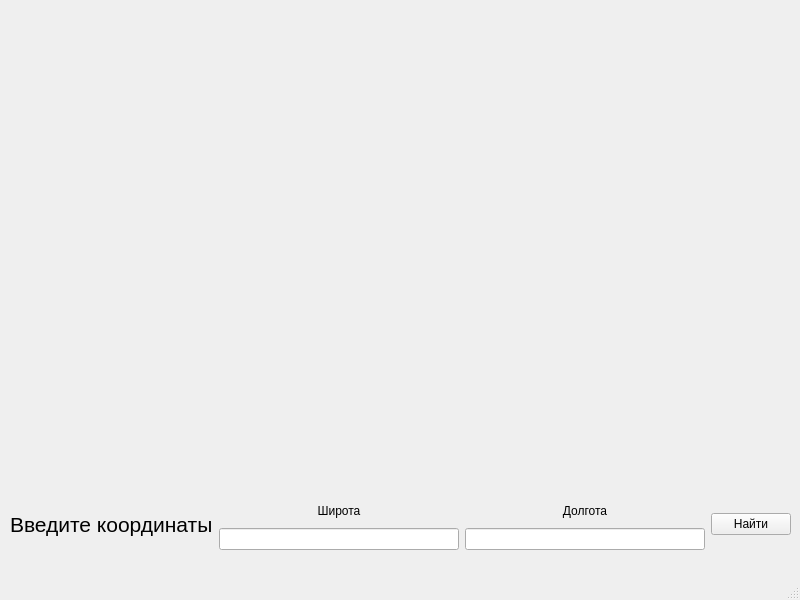
This is mapsUI.ui in zaburskiyA/maps-api-yandex as Qt 5 draws it before an edit. The edited form follows.
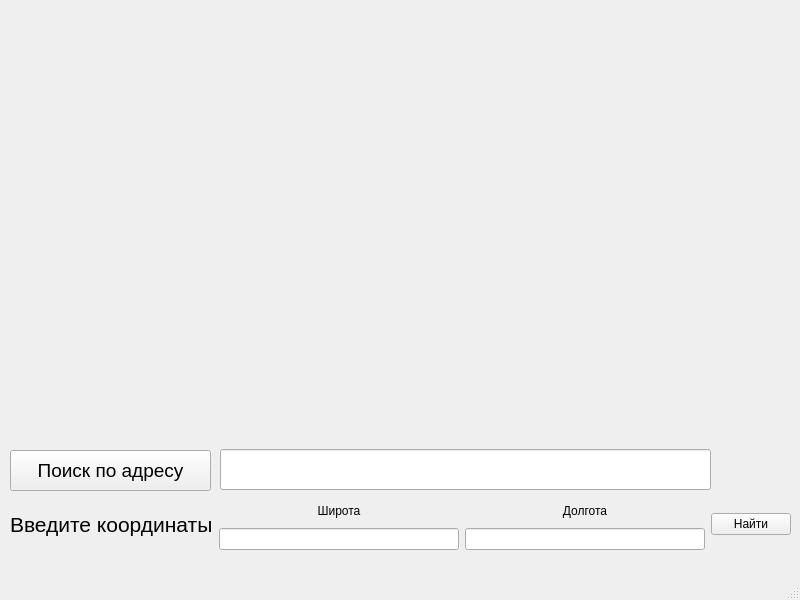
This is the edited form.

The edit to the form file:
```diff
--- a/mapsUI.ui
+++ b/mapsUI.ui
@@ -81,13 +81,46 @@
       <x>175</x>
       <y>20</y>
       <width>450</width>
-      <height>450</height>
+      <height>381</height>
      </rect>
     </property>
     <property name="text">
      <string/>
     </property>
    </widget>
+   <widget class="QLineEdit" name="lineEdit_3">
+    <property name="geometry">
+     <rect>
+      <x>220</x>
+      <y>449</y>
+      <width>491</width>
+      <height>41</height>
+     </rect>
+    </property>
+    <property name="font">
+     <font>
+      <pointsize>14</pointsize>
+     </font>
+    </property>
+   </widget>
+   <widget class="QPushButton" name="pushButton_2">
+    <property name="geometry">
+     <rect>
+      <x>10</x>
+      <y>450</y>
+      <width>201</width>
+      <height>41</height>
+     </rect>
+    </property>
+    <property name="font">
+     <font>
+      <pointsize>14</pointsize>
+     </font>
+    </property>
+    <property name="text">
+     <string>Поиск по адресу</string>
+    </property>
+   </widget>
   </widget>
   <widget class="QMenuBar" name="menubar">
    <property name="geometry">
```
